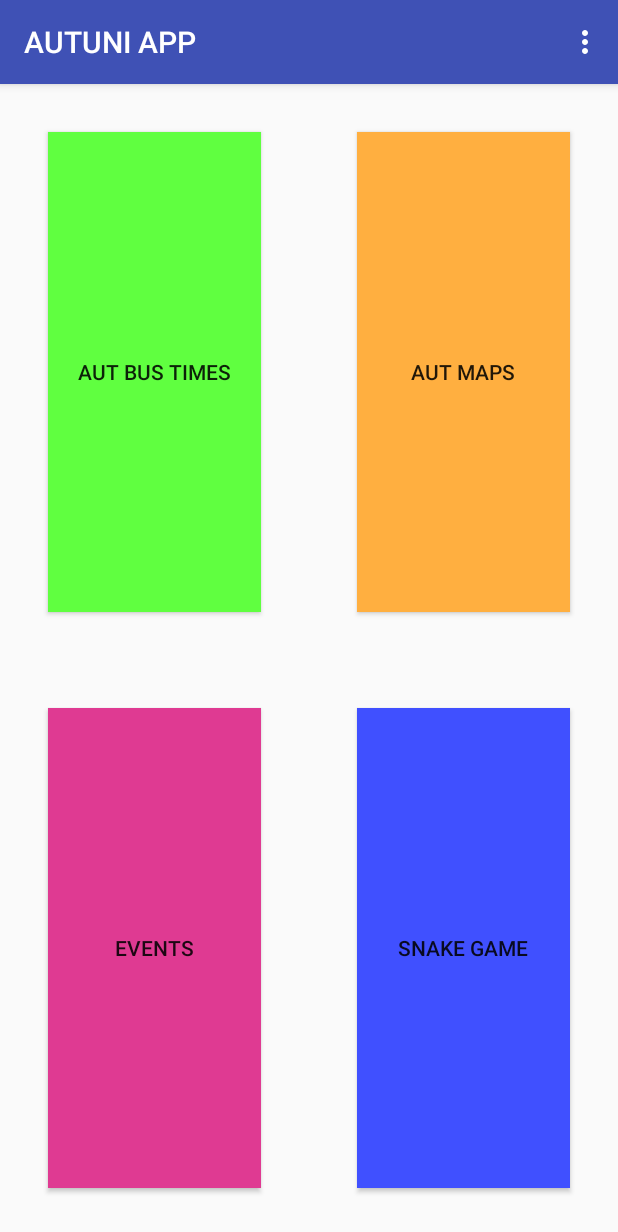
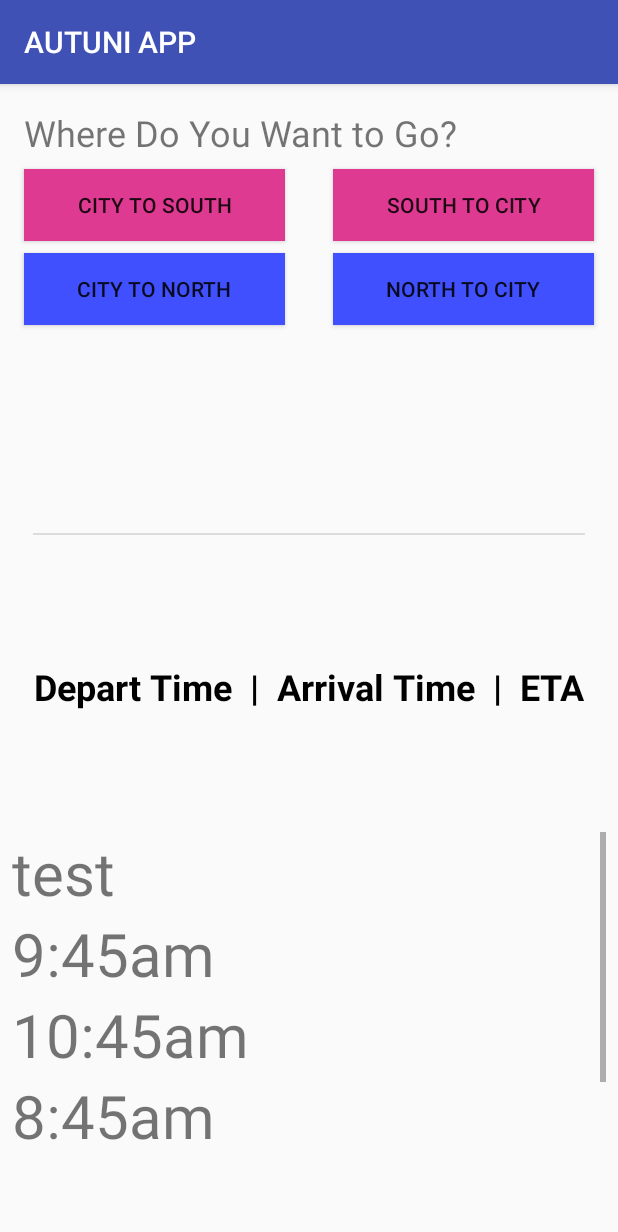
Before and after one commit to PhilipAUT/sdp2018, an Android app: the screen it shows after launch (MainMenu before the commit, AUTBus after it), after a tap on "AUT BUS TIMES", on a phone screen of 412 x 824 dp. Shown: the top 1232 px of the screen. Run offline under Robolectric (Android 15) with nearby library versions, the phone set to English and light mode, and no system bars.

Commit message:
AUT Bus TimeTable v1

```diff
--- a/app/src/main/AndroidManifest.xml
+++ b/app/src/main/AndroidManifest.xml
@@ -47,7 +47,8 @@
                 android:name="android.support.PARENT_ACTIVITY"
                 android:value="com.aut.sdp2018.autuniapp.MainMenu" />
         </activity>
-        <activity android:name=".Events"></activity>
+        <activity android:name=".Events" />
+        <activity android:name=".AUTBus"></activity>
     </application>
 
 </manifest>
--- /dev/null
+++ b/app/src/main/java/com/aut/sdp2018/autuniapp/AUTBus.java
@@ -0,0 +1,44 @@
+package com.aut.sdp2018.autuniapp;
+
+import android.support.v7.app.AppCompatActivity;
+import android.os.Bundle;
+import android.view.View;
+import android.widget.TextView;
+
+public class AUTBus extends AppCompatActivity {
+
+    @Override
+    protected void onCreate(Bundle savedInstanceState)
+    {
+        super.onCreate(savedInstanceState);
+        setContentView(R.layout.activity_autbus);
+        TextView textView = (TextView) findViewById(R.id.time1);
+        textView.setText("test");
+    }
+
+    public void citySouth(View view)
+    {
+        TextView textView = findViewById(R.id.time1);
+        textView.setText("9:00");
+        textView = findViewById(R.id.time2);
+        textView.setText("10:00");
+        textView = findViewById(R.id.time3);
+        textView.setText("11:00");
+        textView = findViewById(R.id.time4);
+        textView.setText("12:00");
+    }
+
+    public void southCity(View view)
+    {
+        TextView textView = findViewById(R.id.time1);
+        textView.setText("13:00");
+        textView = findViewById(R.id.time2);
+        textView.setText("14:00");
+        textView = findViewById(R.id.time3);
+        textView.setText("15:00");
+        textView = findViewById(R.id.time4);
+        textView.setText("16:00");
+    }
+
+
+}
--- a/app/src/main/java/com/aut/sdp2018/autuniapp/MainMenu.java
+++ b/app/src/main/java/com/aut/sdp2018/autuniapp/MainMenu.java
@@ -38,6 +38,15 @@ public class MainMenu extends AppCompatActivity
     {
         Intent events = new Intent(this,Events.class);
         startActivity(events);
+        System.out.println("Events Clicked\n");
+        System.out.println("Events opening...##");
+
+    }
+
+    public void openAUTBusActivity(View view)
+    {
+        Intent bus = new Intent(this,AUTBus.class);
+        startActivity(bus);
         System.out.println("Events Clicked\n");
         System.out.println("Events opening...##");
 
--- /dev/null
+++ b/app/src/main/res/layout/activity_autbus.xml
@@ -0,0 +1,162 @@
+<?xml version="1.0" encoding="utf-8"?>
+<android.support.constraint.ConstraintLayout xmlns:android="http://schemas.android.com/apk/res/android"
+    xmlns:app="http://schemas.android.com/apk/res-auto"
+    xmlns:tools="http://schemas.android.com/tools"
+    android:layout_width="match_parent"
+    android:layout_height="match_parent"
+    tools:context=".AUTBus">
+
+    <ScrollView
+        android:id="@+id/scrollView2"
+        android:layout_width="0dp"
+        android:layout_height="212dp"
+        android:layout_marginBottom="8dp"
+        android:layout_marginEnd="8dp"
+        android:layout_marginStart="8dp"
+        android:layout_marginTop="16dp"
+        app:layout_constraintBottom_toBottomOf="parent"
+        app:layout_constraintEnd_toEndOf="parent"
+        app:layout_constraintHorizontal_bias="1.0"
+        app:layout_constraintStart_toStartOf="parent"
+        app:layout_constraintTop_toBottomOf="@+id/textView17">
+
+        <LinearLayout
+            android:layout_width="match_parent"
+            android:layout_height="wrap_content"
+            android:orientation="vertical">
+
+            <TextView
+                android:id="@+id/time1"
+                android:layout_width="match_parent"
+                android:layout_height="54dp"
+                android:textSize="40sp" />
+
+            <TextView
+                android:id="@+id/time2"
+                android:layout_width="match_parent"
+                android:layout_height="54dp"
+                android:text="9:45am "
+                android:textSize="40sp" />
+
+            <TextView
+                android:id="@+id/time3"
+                android:layout_width="match_parent"
+                android:layout_height="54dp"
+                android:text="10:45am "
+                android:textSize="40sp" />
+
+            <TextView
+                android:id="@+id/time4"
+                android:layout_width="match_parent"
+                android:layout_height="54dp"
+                android:text="8:45am "
+                android:textSize="40sp" />
+
+            <TextView
+                android:id="@+id/time5"
+                android:layout_width="match_parent"
+                android:layout_height="54dp"
+                android:text="8:45am "
+                android:textSize="40sp" />
+        </LinearLayout>
+    </ScrollView>
+
+    <TextView
+        android:id="@+id/textView12"
+        android:layout_width="0dp"
+        android:layout_height="wrap_content"
+        android:layout_marginEnd="16dp"
+        android:layout_marginStart="16dp"
+        android:layout_marginTop="16dp"
+        android:text="Where Do You Want to Go?"
+        android:textSize="24sp"
+        app:layout_constraintEnd_toEndOf="parent"
+        app:layout_constraintStart_toStartOf="parent"
+        app:layout_constraintTop_toTopOf="parent" />
+
+    <Button
+        android:id="@+id/button7"
+        android:layout_width="0dp"
+        android:layout_height="wrap_content"
+        android:layout_marginEnd="16dp"
+        android:layout_marginStart="16dp"
+        android:layout_marginTop="8dp"
+        android:background="@color/eventColour"
+        android:onClick="southCity"
+        android:text="South to City"
+        app:layout_constraintEnd_toEndOf="parent"
+        app:layout_constraintStart_toEndOf="@+id/button9"
+        app:layout_constraintTop_toBottomOf="@+id/textView12" />
+
+    <Button
+        android:id="@+id/button8"
+        android:layout_width="0dp"
+        android:layout_height="wrap_content"
+        android:layout_marginEnd="16dp"
+        android:layout_marginStart="16dp"
+        android:layout_marginTop="8dp"
+        android:background="@color/snakeColour"
+        android:text="North to City"
+        app:layout_constraintEnd_toEndOf="parent"
+        app:layout_constraintStart_toEndOf="@+id/button10"
+        app:layout_constraintTop_toBottomOf="@+id/button7" />
+
+    <Button
+        android:id="@+id/button10"
+        android:layout_width="0dp"
+        android:layout_height="wrap_content"
+        android:layout_marginEnd="16dp"
+        android:layout_marginStart="16dp"
+        android:layout_marginTop="8dp"
+        android:background="@color/snakeColour"
+        android:text="City to North"
+        app:layout_constraintEnd_toStartOf="@+id/button8"
+        app:layout_constraintStart_toStartOf="parent"
+        app:layout_constraintTop_toBottomOf="@+id/button9" />
+
+    <Button
+        android:id="@+id/button9"
+        android:layout_width="0dp"
+        android:layout_height="wrap_content"
+        android:layout_marginEnd="16dp"
+        android:layout_marginStart="16dp"
+        android:layout_marginTop="8dp"
+        android:background="@color/eventColour"
+        android:onClick="citySouth"
+        android:text="CIty to South"
+        app:layout_constraintEnd_toStartOf="@+id/button7"
+        app:layout_constraintStart_toStartOf="parent"
+        app:layout_constraintTop_toBottomOf="@+id/textView12" />
+
+    <View
+        android:id="@+id/divider2"
+        android:layout_width="368dp"
+        android:layout_height="1dp"
+        android:layout_marginBottom="27dp"
+        android:layout_marginEnd="8dp"
+        android:layout_marginStart="8dp"
+        android:layout_marginTop="250dp"
+        android:background="?android:attr/listDivider"
+        app:layout_constraintBottom_toTopOf="@+id/textView17"
+        app:layout_constraintEnd_toEndOf="parent"
+        app:layout_constraintStart_toStartOf="parent"
+        app:layout_constraintTop_toTopOf="parent" />
+
+    <TextView
+        android:id="@+id/textView17"
+        android:layout_width="wrap_content"
+        android:layout_height="wrap_content"
+        android:layout_marginBottom="16dp"
+        android:layout_marginEnd="16dp"
+        android:layout_marginStart="16dp"
+        android:layout_marginTop="8dp"
+        android:text="Depart Time  |  Arrival Time  |  ETA"
+        android:textColor="@android:color/black"
+        android:textSize="24sp"
+        android:textStyle="bold"
+        app:layout_constraintBottom_toTopOf="@+id/scrollView2"
+        app:layout_constraintEnd_toEndOf="parent"
+        app:layout_constraintStart_toStartOf="parent"
+        app:layout_constraintTop_toBottomOf="@+id/divider2" />
+
+</android.support.constraint.ConstraintLayout>
--- a/app/src/main/res/layout/activity_main_menu.xml
+++ b/app/src/main/res/layout/activity_main_menu.xml
@@ -31,7 +31,7 @@
         android:layout_marginStart="32dp"
         android:layout_marginTop="32dp"
         android:background="@color/BusCoulor"
-        android:onClick="comingSoon"
+        android:onClick="openAUTBusActivity"
         android:text="@string/bustime_button"
         app:layout_constraintBottom_toTopOf="@+id/button3"
         app:layout_constraintEnd_toStartOf="@+id/button"
--- a/app/src/main/res/values/colors.xml
+++ b/app/src/main/res/values/colors.xml
@@ -4,7 +4,7 @@
     <color name="colorPrimaryDark">#303F9F</color>
     <color name="colorAccent">#FF4081</color>
     <color name="mapColour">#ffaf40</color>
-    <color name="eventColour">#FFDF3A92</color>
+    <color name="eventColour">#df3a92</color>
     <color name="snakeColour">#4050ff</color>
     <color name="BusCoulor">#60ff40</color>
 </resources>
--- a/app/src/main/res/values/strings.xml
+++ b/app/src/main/res/values/strings.xml
@@ -10,7 +10,7 @@
     <string name="permission_required_toast">You must enable location permissions to view the map</string>
     <string name="permission_rationale_location">The location permission is needed to view the map</string>
     <string name="title_activity_settings">Settings</string>
-
+    <string name="time1">NAN</string>
     <!-- Strings related to Settings -->
 
     <!-- Example General settings -->
```
